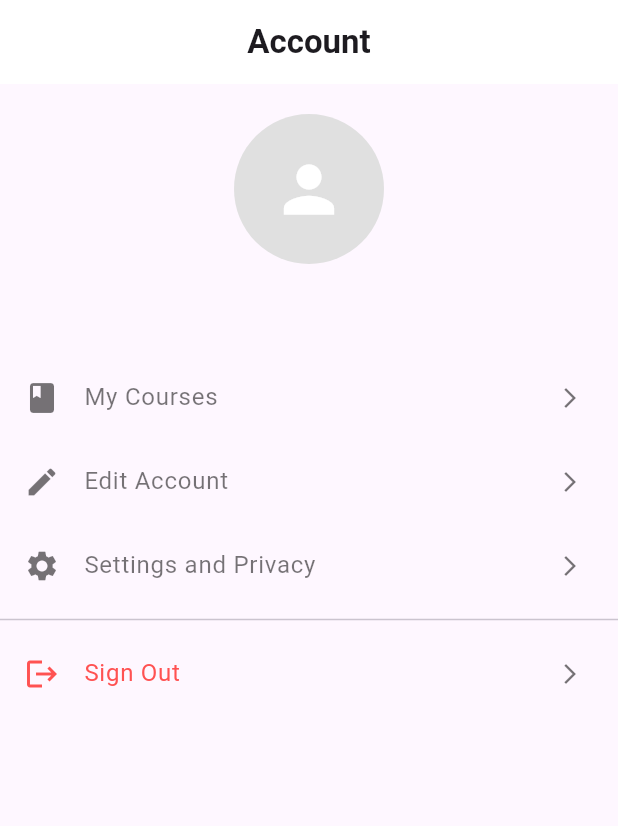
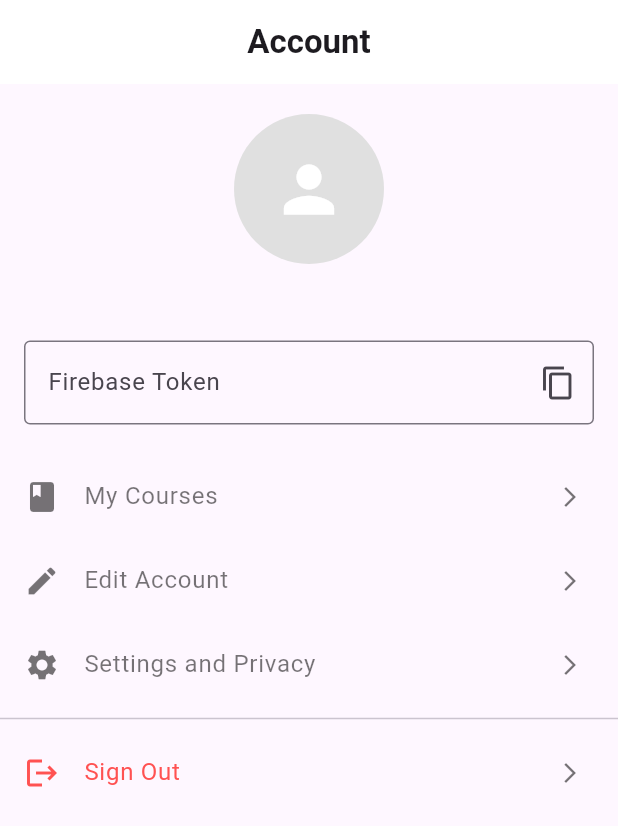
Before and after one commit to SWD392-SP25/GymFitnessMobile, a Flutter app: the AccountPage screen opened by its route, on a phone screen of 412 x 824 dp. Shown: the top 826 px of the screen. Run offline on Flutter 3.47's test engine with Material 3 defaults, Android fonts, the phone set to English and light mode, and no system bars; our stand-ins replace dio, dots_indicator, firebase_auth, firebase_core, firebase_messaging, flutter_dotenv and 5 more; accounts and stored records are empty; generated files the repository leaves out were written again.

```diff
--- a/lib/features/account/presentation/pages/accountpage.dart
+++ b/lib/features/account/presentation/pages/accountpage.dart
@@ -1,6 +1,18 @@
 import 'package:flutter/material.dart';
 import 'package:flutter_riverpod/flutter_riverpod.dart';
+import 'package:flutter/services.dart'; // Add this import
+import 'package:firebase_messaging/firebase_messaging.dart';
 import '../../../../core/auth/auth_provider.dart';
+
+// Change idTokenProvider to fcmTokenProvider
+final fcmTokenProvider = FutureProvider<String?>((ref) async {
+  final user = ref.watch(authStateProvider).value;
+  if (user != null) {
+    final fcmToken = await FirebaseMessaging.instance.getToken();
+    return fcmToken;
+  }
+  return null;
+});
 
 class AccountPage extends ConsumerWidget {
   const AccountPage({super.key});
@@ -8,6 +20,7 @@ class AccountPage extends ConsumerWidget {
   @override
   Widget build(BuildContext context, WidgetRef ref) {
     final user = ref.watch(authStateProvider).value;
+    final fcmToken = ref.watch(fcmTokenProvider); // Change from idToken to fcmToken
     final isLoggedIn = user != null;
 
     return Scaffold(
@@ -37,6 +50,36 @@ class AccountPage extends ConsumerWidget {
           Text(
             isLoggedIn ? user.displayName ?? "No Name" : "Guest",
             style: const TextStyle(fontSize: 20, fontWeight: FontWeight.bold),
+          ),
+            const SizedBox(height: 10),
+          fcmToken.when(
+            data: (token) {
+              return Padding(
+                padding: const EdgeInsets.symmetric(horizontal: 16),
+                child: TextFormField(
+                  initialValue: token ?? 'Không có FCM Token',
+                  readOnly: true,
+                  decoration: InputDecoration(
+                    labelText: "Firebase Token",
+                    border: const OutlineInputBorder(),
+                    suffixIcon: IconButton(
+                      icon: const Icon(Icons.copy),
+                      onPressed: () {
+                        Clipboard.setData(ClipboardData(text: token ?? 'Không có FCM Token'));
+                        ScaffoldMessenger.of(context).showSnackBar(
+                          const SnackBar(content: Text("Đã sao chép Firebase Token")),
+                        );
+                      },
+                    ),
+                  ),
+                ),
+              );
+            },
+            loading: () => const Center(child: CircularProgressIndicator()),
+            error: (err, stack) => const Text(
+              "Lỗi lấy Firebase Token",
+              style: TextStyle(color: Colors.red),
+            ),
           ),
           const SizedBox(height: 20),
           // Danh sách tính năng
```
Also changed, not shown: 1 other file.
